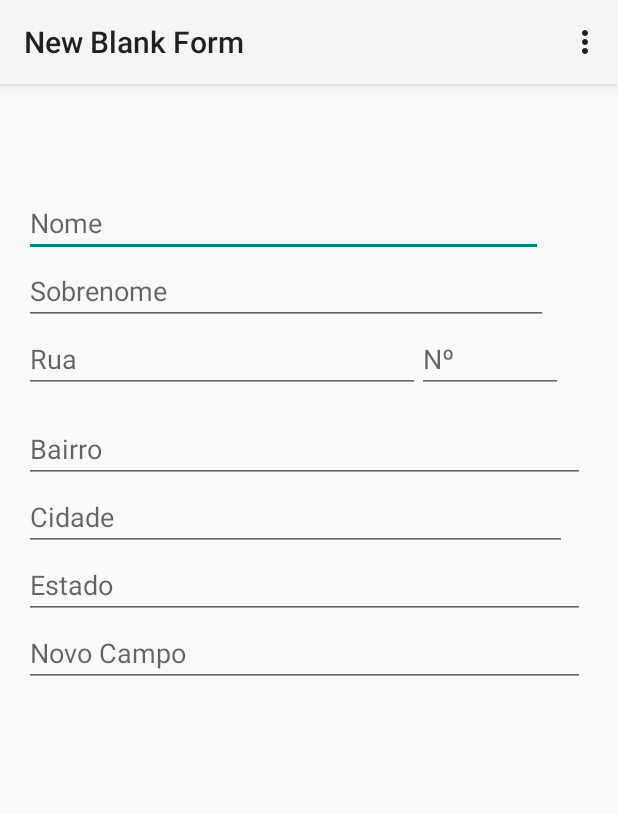
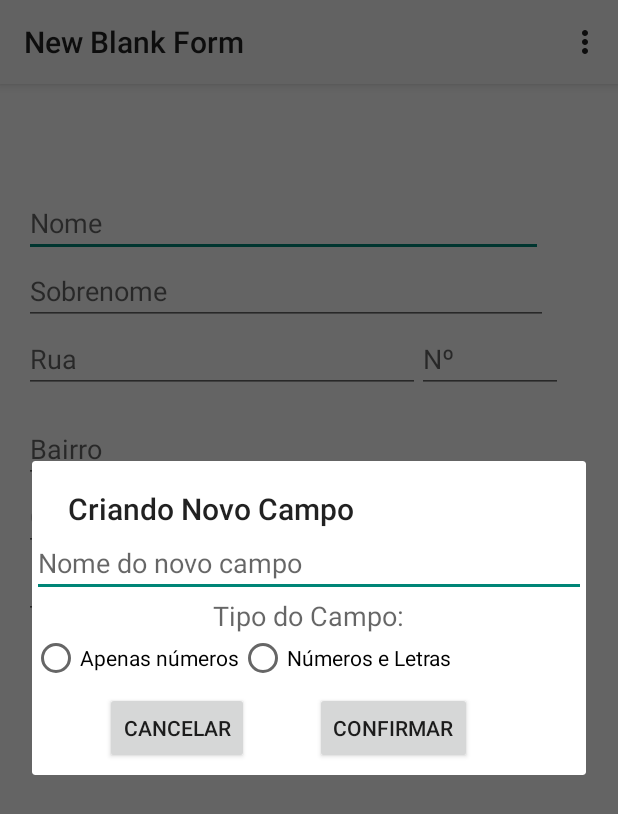
Before and after one commit to willyelns/FormularioFW, an Android app: the BlankFormActivity screen opened directly, with no data from a screen before it, in the options menu, after a tap on "Novo Campo", on a phone screen of 412 x 824 dp. Shown: the top 814 px of the screen. Run offline under Robolectric (Android 15) with nearby library versions, the phone set to English and light mode, and no system bars.

Commit message:
Dialog criado (Cria dois campos ao mesmo tempo)

```diff
--- a/app/src/main/java/com/example/raevix/formulario/BlankFormActivity.java
+++ b/app/src/main/java/com/example/raevix/formulario/BlankFormActivity.java
@@ -2,18 +2,25 @@ package com.example.raevix.formulario;
 
 import android.app.Activity;
 import android.app.AlertDialog;
+import android.app.Dialog;
 import android.os.Bundle;
+import android.text.InputType;
+import android.view.LayoutInflater;
 import android.view.Menu;
 import android.view.MenuItem;
 import android.view.View;
+import android.widget.Button;
 import android.widget.EditText;
 import android.widget.LinearLayout;
+import android.widget.RadioButton;
 import android.widget.RadioGroup;
 import android.widget.RelativeLayout;
+import android.widget.Toast;
 
 
 public class BlankFormActivity extends Activity {
     private LinearLayout layout;
+    private AlertDialog dialog;
     private int campoId = 0;
 
     @Override
@@ -32,23 +39,66 @@ public class BlankFormActivity extends Activity {
 
     }
     public void criarNovoCampo(){
+        exibirDialog();
+    }
+    public void criarCampoNormal(String hint){
         EditText texto = new EditText(this);
-        texto.setHint("Novo Campo");
+        texto.setHint(hint);
         texto.setId(campoId++);
-        texto.setLayoutParams(new LinearLayout.LayoutParams(LinearLayout.LayoutParams.FILL_PARENT,
+        texto.setLayoutParams(new LinearLayout.LayoutParams(LinearLayout.LayoutParams.MATCH_PARENT,
                 LinearLayout.LayoutParams.WRAP_CONTENT));
         layout.addView(texto);
     }
-    /*public void validarNovoCampo(){
+    //Metodo para Criar campos com apenas números.
+    public void criarCampoNumero(String hint){
+        EditText numero = new EditText(this);
+        numero.setInputType(InputType.TYPE_CLASS_NUMBER);
+        numero.setId(campoId++);
+        numero.setHint(hint);
+        numero.setLayoutParams(new LinearLayout.LayoutParams(LinearLayout.LayoutParams.MATCH_PARENT,
+                LinearLayout.LayoutParams.WRAP_CONTENT));
+        layout.addView(numero);
+    }
 
-        for(int campo = campoId;campo > 0; campo--){
-            EditText textoTemporario = (EditText) findViewById(campo);
-            if(textoTemporario.getText().toString() == null){
-                textoTemporario.setError("O campo: " + textoTemporario.getHint().toString() + "est\u00e1 vazio.");
+    public void exibirDialog(){
+        LayoutInflater inflater = getLayoutInflater();
+        View view = inflater.inflate(R.layout.custom_dialog,null);
+        final Button confirmar = (Button) view.findViewById(R.id.btnConfirma);
+        final Button cancelar = (Button) view.findViewById(R.id.btnCancel);
+        final RadioButton tipoNumero = (RadioButton) view.findViewById(R.id.RadioNum);
+        final RadioButton tipoNormal = (RadioButton) view.findViewById(R.id.RadioNumLetr);
+        final EditText nomeCampo = (EditText) view.findViewById(R.id.EditNomeCampo);
+
+        cancelar.setOnClickListener(new View.OnClickListener() {
+            @Override
+            public void onClick(View v) {
+
+                dialog.dismiss();
             }
-        }
-    }*/
+        });
 
+        confirmar.setOnClickListener(new View.OnClickListener(){
+            @Override
+            public void onClick(View v) {
+                if(tipoNumero.getText().toString() == null || tipoNormal.getText().toString() == null){
+                    Toast.makeText(getApplicationContext(),"O Tipo n\u00e3o foi escolhido",Toast.LENGTH_LONG).show();
+                }
+                if(tipoNumero.getText().toString() != null){
+                    criarCampoNumero(nomeCampo.getText().toString());
+                    dialog.dismiss();
+                }
+                if(tipoNormal.getText().toString() != null){
+                    criarCampoNormal(nomeCampo.getText().toString());
+                    dialog.dismiss();
+                }
+            }
+        });
+        AlertDialog.Builder builder = new AlertDialog.Builder(this);
+        builder.setTitle("Criando Novo Campo");
+        builder.setView(view);
+        dialog = builder.create();
+        dialog.show();
+    }
     @Override
     public boolean onCreateOptionsMenu(Menu menu) {
         // Inflate the menu; this adds items to the action bar if it is present.
@@ -71,6 +121,7 @@ public class BlankFormActivity extends Activity {
             criarNovoCampo();
         }
         if(id == R.id.action_salvar){
+            criarCampoNumero("Numero");
            // validarNovoCampo();
         }
 
--- /dev/null
+++ b/app/src/main/res/layout/custom_dialog.xml
@@ -0,0 +1,70 @@
+<?xml version="1.0" encoding="utf-8"?>
+<LinearLayout xmlns:android="http://schemas.android.com/apk/res/android"
+    android:layout_width="match_parent" android:layout_height="match_parent"
+    android:orientation="vertical"
+    android:weightSum="1">
+
+    <EditText
+        android:layout_width="match_parent"
+        android:layout_height="wrap_content"
+        android:inputType="textPersonName"
+        android:ems="10"
+        android:id="@+id/EditNomeCampo"
+        android:hint="Nome do novo campo" />
+
+    <TextView
+        android:layout_width="wrap_content"
+        android:layout_height="wrap_content"
+        android:textAppearance="?android:attr/textAppearanceMedium"
+        android:text="Tipo do Campo:"
+        android:id="@+id/textView4"
+        android:layout_gravity="center_horizontal"
+        android:layout_weight="0.03" />
+
+    <RadioGroup
+        android:orientation="horizontal"
+        android:layout_width="match_parent"
+        android:layout_height="wrap_content"
+        android:layout_weight="0.08"
+        android:id="@+id/GroupTipo">
+
+        <RadioButton
+            android:layout_width="wrap_content"
+            android:layout_height="wrap_content"
+            android:text="Apenas números"
+            android:id="@+id/RadioNum"
+            android:checked="false" />
+
+        <RadioButton
+            android:layout_width="wrap_content"
+            android:layout_height="wrap_content"
+            android:text="Números e Letras"
+            android:id="@+id/RadioNumLetr"
+            android:checked="false" />
+    </RadioGroup>
+
+    <RelativeLayout
+        android:layout_width="369dp"
+        android:layout_height="62dp"
+        android:layout_gravity="center_horizontal">
+
+        <Button
+            android:layout_width="wrap_content"
+            android:layout_height="wrap_content"
+            android:text="Cancelar"
+            android:id="@+id/btnCancel"
+            android:layout_centerVertical="true"
+            android:layout_toStartOf="@+id/btnConfirma"
+            android:layout_marginEnd="44dp" />
+
+        <Button
+            android:layout_width="wrap_content"
+            android:layout_height="wrap_content"
+            android:text="Confirmar"
+            android:id="@+id/btnConfirma"
+            android:layout_alignTop="@+id/btnCancel"
+            android:layout_alignParentEnd="true"
+            android:layout_marginEnd="76dp" />
+    </RelativeLayout>
+
+</LinearLayout>
--- a/app/src/main/res/layout/template_number.xml
+++ /dev/null
@@ -1,13 +0,0 @@
-<?xml version="1.0" encoding="utf-8"?>
-<RelativeLayout xmlns:android="http://schemas.android.com/apk/res/android"
-    android:layout_width="match_parent" android:layout_height="match_parent">
-
-    <EditText
-        android:layout_width="wrap_content"
-        android:layout_height="wrap_content"
-        android:inputType="textPassword"
-        android:ems="10"
-        android:id="@+id/editText"
-        android:layout_alignParentTop="true"
-        android:layout_alignParentStart="true" />
-</RelativeLayout>
```
Also changed, not shown: 3 other files.
